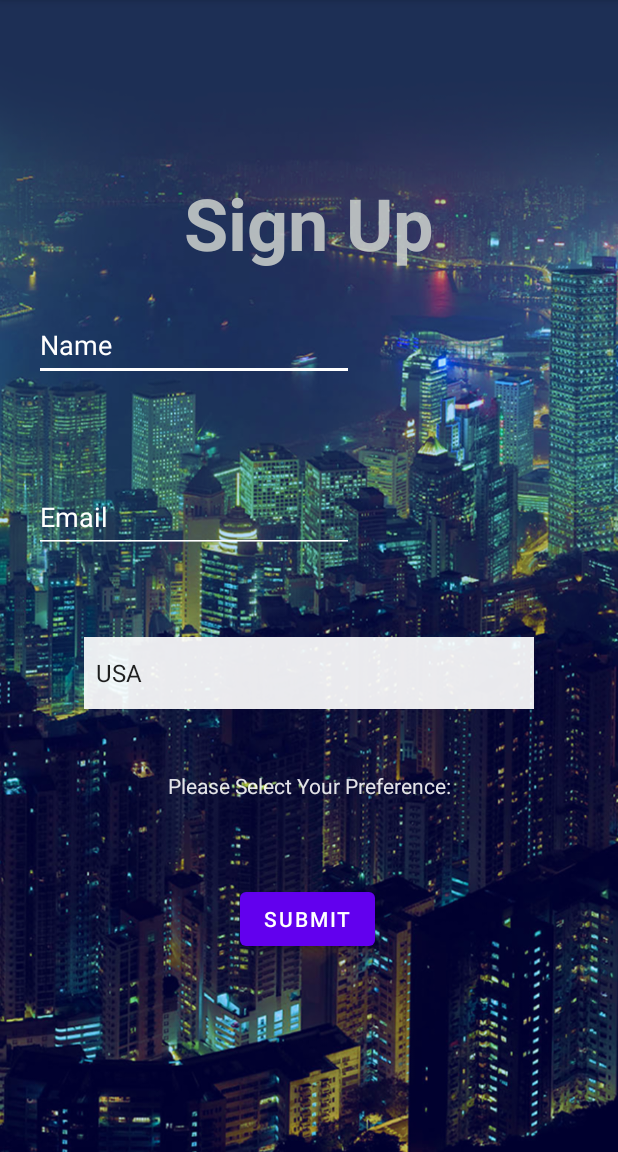
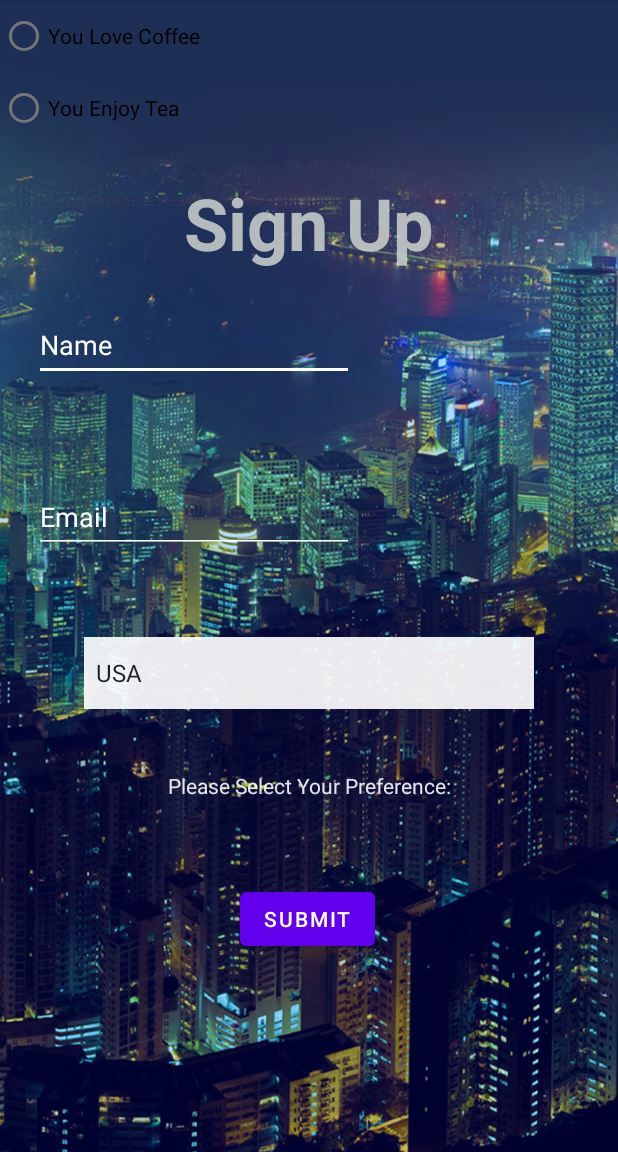
Before and after one commit to JTheoMitr/sign_up_screen, an Android app: the screen it shows after launch (MainActivity), on a phone screen of 412 x 824 dp, the part 84-1236 px from its top. Run offline under Robolectric (Android 15) with nearby library versions, the phone set to English and light mode, and no system bars.

Commit message:
Added Radio Buttons for Coffee and Tea prefs

```diff
--- a/app/src/main/res/layout/activity_main.xml
+++ b/app/src/main/res/layout/activity_main.xml
@@ -92,6 +92,22 @@
         app:layout_constraintStart_toStartOf="parent"
         app:layout_constraintTop_toBottomOf="@+id/spinner" />
 
+    <RadioGroup
+        android:layout_width="match_parent"
+        android:layout_height="wrap_content"
+        android:orientation="vertical">
+        <RadioButton android:id="@+id/radio_coffee"
+            android:layout_width="wrap_content"
+            android:layout_height="wrap_content"
+            android:text="@string/you_love_coffee"
+            android:onClick="onRadioButtonClicked"/>
+        <RadioButton android:id="@+id/radio_tea"
+            android:layout_width="wrap_content"
+            android:layout_height="wrap_content"
+            android:text="@string/you_enjoy_tea"
+            android:onClick="onRadioButtonClicked"/>
+    </RadioGroup>
+
 
 
     <Button
--- a/app/src/main/res/values/strings.xml
+++ b/app/src/main/res/values/strings.xml
@@ -4,4 +4,6 @@
     <string name="groups">Groups</string>
     <string name="your_name_is">Your Name is:</string>
     <string name="submit">Submit</string>
+    <string name="you_love_coffee">You Love Coffee</string>
+    <string name="you_enjoy_tea">You Enjoy Tea</string>
 </resources>
```
Also changed, not shown: app/src/main/java/android/example/signupscreen/MainActivity.java (+18 -0 lines).
